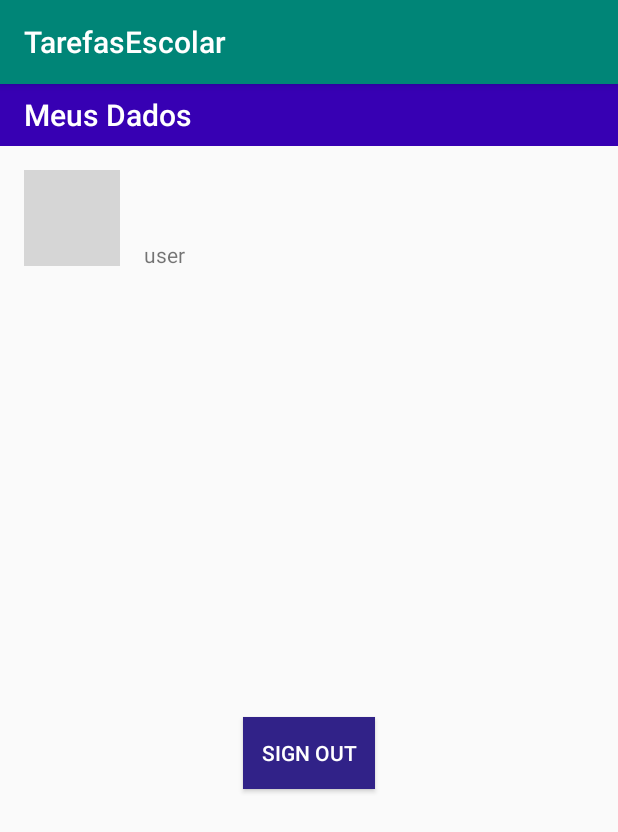
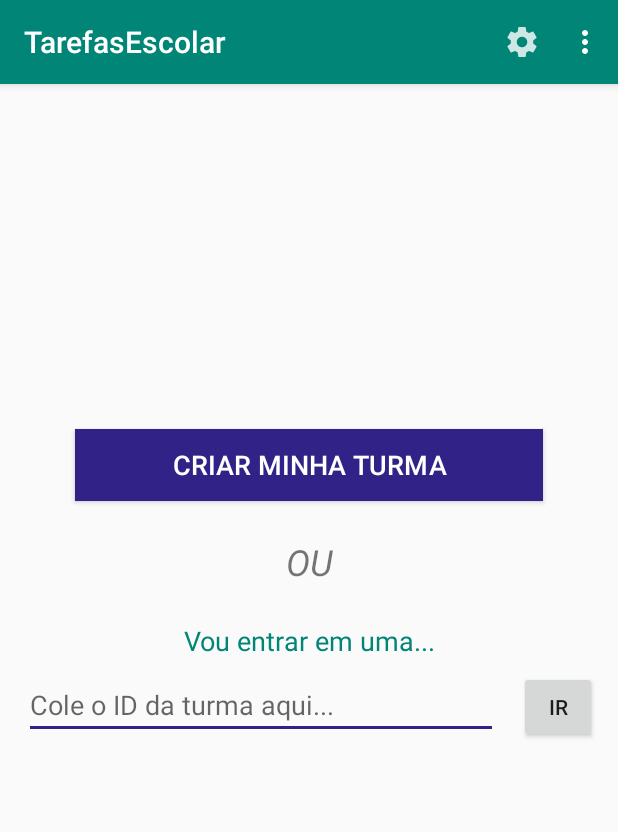
Before and after one commit to dsgeverton/TaskManager, an Android app: the screen it shows after launch once a user with an empty profile is signed in (UserDataActivity before the commit, IngressActivity after it), on a phone screen of 412 x 824 dp. Shown: the top 832 px of the screen. Run offline under Robolectric (Android 15) with nearby library versions, the phone set to English and light mode, and no system bars; our stand-ins replace Firebase (no records; nobody signed in at launch, a user with empty details on screens opened directly); Roboto replaces fonts that are not available here; grey boxes are pictures that could not be loaded.

Commit message:
Ingress view and menu bar included

```diff
--- a/app/src/main/AndroidManifest.xml
+++ b/app/src/main/AndroidManifest.xml
@@ -6,7 +6,7 @@
     <uses-permission android:name="android.permission.GET_ACCOUNTS" />
     <uses-permission android:name="android.permission.READ_PROFILE" />
     <uses-permission android:name="android.permission.READ_CONTACTS" />
-    <uses-permission android:name="android.permission.INTERNET"/>
+    <uses-permission android:name="android.permission.INTERNET" />
 
     <application
         android:allowBackup="true"
@@ -21,14 +21,14 @@
 
                 <category android:name="android.intent.category.LAUNCHER" />
             </intent-filter>
-
         </activity>
-
-        <activity android:name=".View.UserDataActivity"></activity>
+        <activity android:name=".View.UserDataActivity" />
 
         <meta-data
             android:name="preloaded_fonts"
             android:resource="@array/preloaded_fonts" />
+
+        <activity android:name=".View.IngressActivity"></activity>
     </application>
 
 </manifest>
--- /dev/null
+++ b/app/src/main/java/br/com/everoot/tarefasescolar/View/IngressActivity.java
@@ -0,0 +1,60 @@
+package br.com.everoot.tarefasescolar.View;
+
+import android.content.Intent;
+import android.os.Bundle;
+import android.support.v7.app.AppCompatActivity;
+import android.util.Log;
+import android.view.Menu;
+import android.view.MenuInflater;
+import android.view.MenuItem;
+import com.google.firebase.auth.FirebaseAuth;
+import com.google.firebase.auth.FirebaseUser;
+
+import br.com.everoot.tarefasescolar.R;
+
+public class IngressActivity extends AppCompatActivity {
+
+    private FirebaseAuth auth;
+    private FirebaseUser firebaseUser;
+
+    @Override
+    protected void onCreate(Bundle savedInstanceState) {
+        super.onCreate(savedInstanceState);
+        setContentView(R.layout.activity_ingress);
+
+        auth = FirebaseAuth.getInstance();
+        firebaseUser = auth.getCurrentUser();
+        Log.e("CREATE", "USER FIREBASE:   ############    "+firebaseUser.getDisplayName());
+    }
+
+    @Override
+    public boolean onCreateOptionsMenu(Menu menu) {
+        MenuInflater inflater = getMenuInflater();
+        inflater.inflate(R.menu.menu_pricipal, menu);
+        return true;
+    }
+
+    @Override
+    public boolean onOptionsItemSelected(MenuItem item) {
+        // Handle item selection
+        switch (item.getItemId()) {
+            case R.id.config:
+                Intent intent = new Intent(IngressActivity.this, UserDataActivity.class);
+                startActivity(intent);
+                return true;
+            case R.id.help:
+                return true;
+            default:
+                return super.onOptionsItemSelected(item);
+        }
+    }
+
+    @Override
+    protected void onResume() {
+        super.onResume();
+        if (firebaseUser == null){
+            Log.e("RESUME", "USER FIREBASE:   ############    "+firebaseUser.getDisplayName());
+            finish();
+        }
+    }
+}
--- a/app/src/main/java/br/com/everoot/tarefasescolar/View/LoginActivity.java
+++ b/app/src/main/java/br/com/everoot/tarefasescolar/View/LoginActivity.java
@@ -22,6 +22,8 @@ import com.google.firebase.auth.FirebaseAuth;
 import com.google.firebase.auth.FirebaseUser;
 import com.google.firebase.auth.GoogleAuthProvider;
 
+import java.util.Objects;
+
 import br.com.everoot.tarefasescolar.R;
 
 public class LoginActivity extends AppCompatActivity implements View.OnClickListener{
@@ -35,6 +37,7 @@ public class LoginActivity extends AppCompatActivity implements View.OnClickList
     @Override
     protected void onCreate(Bundle savedInstanceState) {
         super.onCreate(savedInstanceState);
+        Objects.requireNonNull(getSupportActionBar()).hide(); //Esta linha contém o código necessário.
         setContentView(R.layout.activity_login);
 
         mViewHolder.sign_in = findViewById(R.id.sign_in_button);
@@ -58,7 +61,7 @@ public class LoginActivity extends AppCompatActivity implements View.OnClickList
             Log.i("GOOGLE SIGN IN NAME:", account.getDisplayName());
             Log.i("GOOGLE SIGN IN EMAIL:", account.getEmail());
 //            Log.i("GOOGLE SIGN IN PHOTO:", account.getPhotoUrl().toString());
-            Intent intent = new Intent(this, UserDataActivity.class);
+            Intent intent = new Intent(this, IngressActivity.class);
             startActivity(intent);
         }
     }
--- a/app/src/main/java/br/com/everoot/tarefasescolar/View/UserDataActivity.java
+++ b/app/src/main/java/br/com/everoot/tarefasescolar/View/UserDataActivity.java
@@ -6,11 +6,10 @@ import android.view.View;
 import android.widget.Button;
 import android.widget.ImageView;
 import android.widget.TextView;
-
 import com.google.firebase.auth.FirebaseAuth;
 import com.google.firebase.auth.FirebaseUser;
 import com.squareup.picasso.Picasso;
-
+import java.util.Objects;
 import br.com.everoot.tarefasescolar.R;
 
 public class UserDataActivity extends AppCompatActivity {
@@ -21,10 +20,15 @@ public class UserDataActivity extends AppCompatActivity {
     @Override
     protected void onCreate(Bundle savedInstanceState) {
         super.onCreate(savedInstanceState);
+        Objects.requireNonNull(getSupportActionBar()).hide(); //Esta linha contém o código necessário.
         setContentView(R.layout.activity_userdata);
 
         mAuth = FirebaseAuth.getInstance();
         currentUser = mAuth.getCurrentUser();
+
+        if (currentUser == null){
+            finish();
+        }
 
         TextView t1 = findViewById(R.id.tvNome);
         TextView t2 = findViewById(R.id.tvUid);
@@ -41,7 +45,7 @@ public class UserDataActivity extends AppCompatActivity {
             @Override
             public void onClick(View view) {
                 FirebaseAuth.getInstance().signOut();
-                finish();
+                finishAffinity();
             }
         });
     }
--- /dev/null
+++ b/app/src/main/res/layout/activity_ingress.xml
@@ -0,0 +1,79 @@
+<?xml version="1.0" encoding="utf-8"?>
+<android.support.constraint.ConstraintLayout xmlns:android="http://schemas.android.com/apk/res/android"
+    xmlns:app="http://schemas.android.com/apk/res-auto"
+    xmlns:tools="http://schemas.android.com/tools"
+    android:layout_width="match_parent"
+    android:layout_height="match_parent"
+    tools:context=".View.IngressActivity">
+
+    <Button
+        android:id="@+id/button"
+        android:layout_width="0dp"
+        android:layout_height="wrap_content"
+        android:layout_marginStart="50dp"
+        android:layout_marginEnd="50dp"
+        android:layout_marginBottom="50dp"
+        android:background="@color/colorAccent"
+        android:text="@string/criar_minha_turma"
+        android:textColor="@color/common_google_signin_btn_text_dark_default"
+        android:textSize="18sp"
+        app:layout_constraintBottom_toBottomOf="parent"
+        app:layout_constraintEnd_toEndOf="parent"
+        app:layout_constraintHorizontal_bias="0.0"
+        app:layout_constraintStart_toStartOf="parent"
+        app:layout_constraintTop_toTopOf="parent"
+        app:layout_constraintVertical_bias="0.343" />
+
+    <TextView
+        android:id="@+id/textView3"
+        android:layout_width="wrap_content"
+        android:layout_height="wrap_content"
+        android:layout_marginTop="24dp"
+        android:text="@string/vou_entrar_em_uma"
+        android:textColor="@color/colorPrimary"
+        android:textSize="18sp"
+        app:layout_constraintEnd_toEndOf="parent"
+        app:layout_constraintHorizontal_bias="0.502"
+        app:layout_constraintStart_toStartOf="parent"
+        app:layout_constraintTop_toBottomOf="@+id/textView4" />
+
+    <EditText
+        android:id="@+id/editText"
+        android:layout_width="0dp"
+        android:layout_height="wrap_content"
+        android:layout_marginStart="16dp"
+        android:layout_marginTop="8dp"
+        android:layout_marginEnd="80dp"
+        android:ems="10"
+        android:hint="@string/cole_o_id_da_turma_aqui"
+        android:inputType="textPersonName"
+        app:layout_constraintEnd_toEndOf="parent"
+        app:layout_constraintStart_toStartOf="parent"
+        app:layout_constraintTop_toBottomOf="@+id/textView3" />
+
+    <Button
+        android:id="@+id/button2"
+        android:layout_width="52dp"
+        android:layout_height="wrap_content"
+        android:layout_marginStart="16dp"
+        android:layout_marginTop="8dp"
+        android:layout_marginEnd="16dp"
+        android:text="@string/ir"
+        app:layout_constraintEnd_toEndOf="parent"
+        app:layout_constraintStart_toEndOf="@+id/editText"
+        app:layout_constraintTop_toBottomOf="@+id/textView3" />
+
+    <TextView
+        android:id="@+id/textView4"
+        android:layout_width="wrap_content"
+        android:layout_height="wrap_content"
+        android:layout_marginTop="24dp"
+        android:text="OU"
+        android:textSize="24sp"
+        android:textStyle="italic"
+        app:layout_constraintEnd_toEndOf="parent"
+        app:layout_constraintHorizontal_bias="0.501"
+        app:layout_constraintStart_toStartOf="parent"
+        app:layout_constraintTop_toBottomOf="@+id/button" />
+
+</android.support.constraint.ConstraintLayout>
--- /dev/null
+++ b/app/src/main/res/menu/menu_pricipal.xml
@@ -0,0 +1,11 @@
+<?xml version="1.0" encoding="utf-8"?>
+<menu xmlns:app="http://schemas.android.com/apk/res-auto"
+    xmlns:android="http://schemas.android.com/apk/res/android">
+    <item android:id="@+id/config"
+        android:icon="@drawable/settings"
+        android:title="@string/configuracoes"
+        app:showAsAction="ifRoom" />
+    <item android:id="@+id/help"
+        android:icon="@drawable/help"
+        android:title="@string/ajuda" />
+</menu>
--- a/app/src/main/res/values/strings.xml
+++ b/app/src/main/res/values/strings.xml
@@ -19,4 +19,10 @@
     <string name="imagem_do_usuario">Imagem do usuário</string>
     <string name="welcome">Bem-vindo ao gerenciador de tarefas!</string>
     <string name="fa_a_o_login_com_o_google_para_comecar">Faça o login com o Google para começar...</string>
+    <string name="criar_minha_turma">Criar minha turma</string>
+    <string name="vou_entrar_em_uma">Vou entrar em uma...</string>
+    <string name="cole_o_id_da_turma_aqui">Cole o ID da turma aqui...</string>
+    <string name="ir">ir</string>
+    <string name="configuracoes">Configurações</string>
+    <string name="ajuda">Ajuda</string>
 </resources>
```
Also changed, not shown: app/src/main/res/drawable-hdpi/help.png (added), app/src/main/res/drawable-hdpi/settings.png (added), app/src/main/res/drawable-mdpi/help.png (added), app/src/main/res/drawable-mdpi/settings.png (added), app/src/main/res/drawable-xhdpi/help.png (added), app/src/main/res/drawable-xhdpi/settings.png (added), app/src/main/res/drawable-xxhdpi/help.png (added), app/src/main/res/drawable-xxhdpi/settings.png (added), app/src/main/res/drawable-xxxhdpi/help.png (added), app/src/main/res/drawable-xxxhdpi/settings.png (added).
